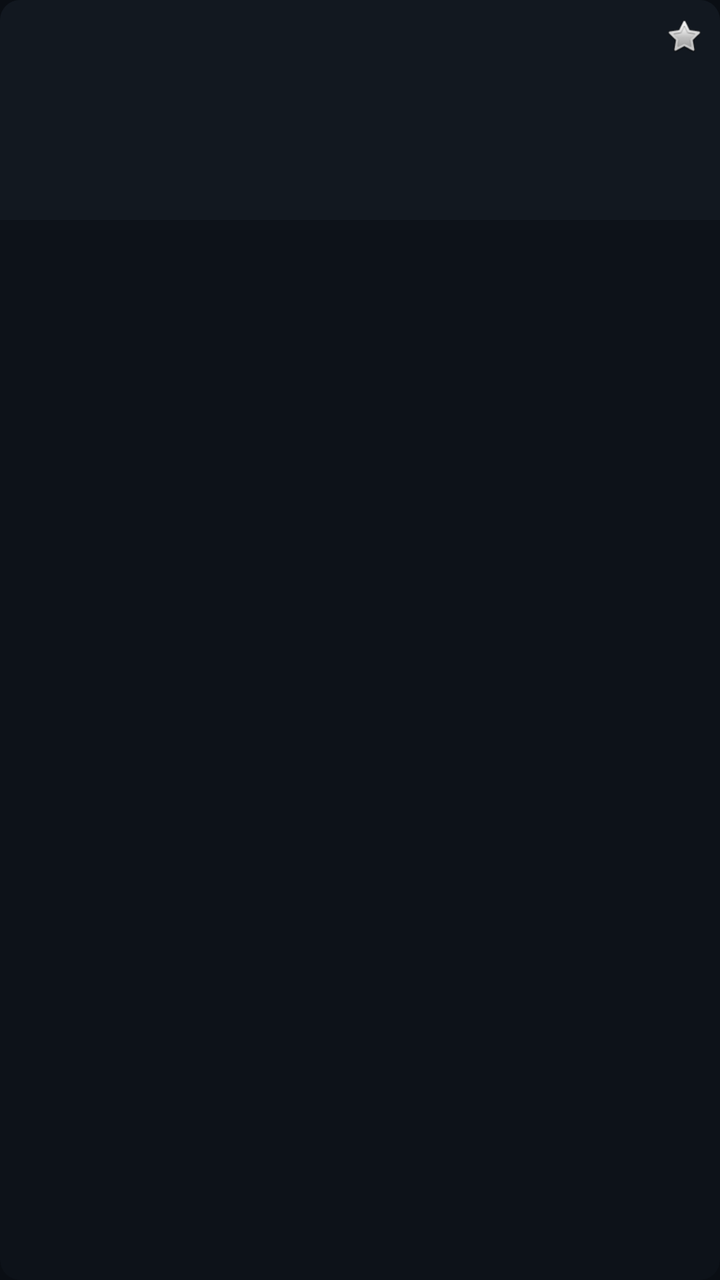
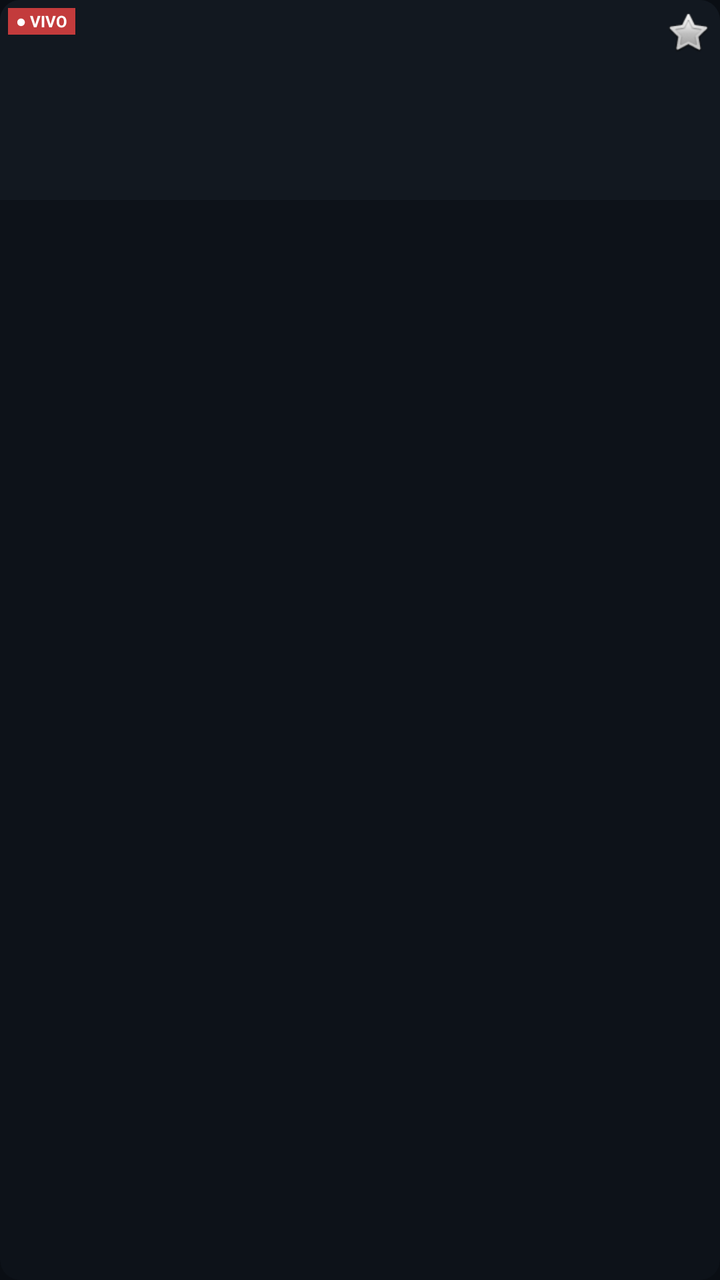

Screens rendered from an Android XML layout before and after an edit, with the pre-edit source and the edit as a unified diff.
<!-- AndroidManifest.xml: application theme Theme.JOX3TV -->
<!-- res/layout/item_channel.xml -->
<?xml version="1.0" encoding="utf-8"?>
<androidx.cardview.widget.CardView
    xmlns:android="http://schemas.android.com/apk/res/android"
    xmlns:app="http://schemas.android.com/apk/res-auto"
    android:layout_width="match_parent"
    android:layout_height="wrap_content"
    android:layout_margin="4dp"
    app:cardBackgroundColor="@color/bg2"
    app:cardCornerRadius="10dp"
    app:cardElevation="0dp">

    <LinearLayout
        android:layout_width="match_parent"
        android:layout_height="wrap_content"
        android:orientation="vertical">

        
        <FrameLayout
            android:layout_width="match_parent"
            android:layout_height="110dp">

            <ImageView
                android:id="@+id/iv_logo"
                android:layout_width="match_parent"
                android:layout_height="match_parent"
                android:scaleType="centerCrop"
                android:background="@color/bg3"/>

            
            <TextView
                android:id="@+id/tv_logo_ph"
                android:layout_width="match_parent"
                android:layout_height="match_parent"
                android:gravity="center"
                android:text="ðŸ“º"
                android:textSize="32sp"
                android:visibility="gone"/>

            
            <TextView
                android:id="@+id/tv_quality"
                android:layout_width="wrap_content"
                android:layout_height="wrap_content"
                android:layout_gravity="top|start"
                android:layout_margin="4dp"
                android:paddingStart="4dp"
                android:paddingEnd="4dp"
                android:paddingTop="1dp"
                android:paddingBottom="1dp"
                android:textSize="9sp"
                android:textStyle="bold"
                android:textColor="@color/bg"
                android:background="@color/accent"
                android:visibility="gone"/>

            
            <ImageView
                android:id="@+id/iv_fav"
                android:layout_width="28dp"
                android:layout_height="28dp"
                android:layout_gravity="top|end"
                android:layout_margin="4dp"
                android:padding="4dp"
                android:src="@android:drawable/btn_star_big_off"
                android:background="?attr/selectableItemBackgroundBorderless"/>

        </FrameLayout>

        
        <LinearLayout
            android:layout_width="match_parent"
            android:layout_height="wrap_content"
            android:orientation="vertical"
            android:padding="6dp">

            <TextView
                android:id="@+id/tv_name"
                android:layout_width="match_parent"
                android:layout_height="wrap_content"
                android:textSize="11sp"
                android:textColor="@color/text"
                android:textStyle="bold"
                android:maxLines="1"
                android:ellipsize="end"/>

            <TextView
                android:id="@+id/tv_epg"
                android:layout_width="match_parent"
                android:layout_height="wrap_content"
                android:textSize="9sp"
                android:textColor="@color/muted2"
                android:maxLines="1"
                android:ellipsize="end"
                android:layout_marginTop="2dp"
                android:visibility="gone"/>

        </LinearLayout>

    </LinearLayout>

</androidx.cardview.widget.CardView>
<!-- resources referenced by this layout -->
<resources>
  <color name="accent">#00D4FF</color>
  <color name="bg">#0a0e14</color>
  <color name="bg2">#0d1219</color>
  <color name="bg3">#121820</color>
  <color name="muted2">#7AB8CC</color>
  <color name="text">#E0F4FF</color>
  <style name="Theme.JOX3TV" parent="Theme.MaterialComponents.NoActionBar">
          <item name="colorPrimary">@color/accent</item>
          <item name="colorPrimaryDark">@color/bg</item>
          <item name="colorAccent">@color/accent2</item>
          <item name="android:windowBackground">@color/bg</item>
          <item name="android:statusBarColor">@color/bg</item>
          <item name="android:navigationBarColor">@color/bg</item>
          <item name="android:textColor">@color/text</item>
          <item name="android:fontFamily">sans-serif</item>
      </style>
  <color name="accent2">#00FF88</color>
</resources>

<!-- the commit's change to res/layout/item_channel.xml (unified diff, before → after) -->
@@ -17,50 +17,49 @@
         
         <FrameLayout
             android:layout_width="match_parent"
-            android:layout_height="110dp">
+            android:layout_height="wrap_content">
 
             <ImageView
                 android:id="@+id/iv_logo"
                 android:layout_width="match_parent"
-                android:layout_height="match_parent"
-                android:scaleType="centerCrop"
+                android:layout_height="100dp"
+                android:scaleType="centerInside"
+                android:padding="8dp"
                 android:background="@color/bg3"/>
 
-            
             <TextView
                 android:id="@+id/tv_logo_ph"
                 android:layout_width="match_parent"
-                android:layout_height="match_parent"
+                android:layout_height="100dp"
                 android:gravity="center"
-                android:text="ðŸ“º"
-                android:textSize="32sp"
+                android:text="TV"
+                android:textSize="24sp"
+                android:textColor="@color/muted"
                 android:visibility="gone"/>
 
             
             <TextView
-                android:id="@+id/tv_quality"
                 android:layout_width="wrap_content"
                 android:layout_height="wrap_content"
                 android:layout_gravity="top|start"
                 android:layout_margin="4dp"
+                android:text="● VIVO"
+                android:textSize="8sp"
+                android:textStyle="bold"
+                android:textColor="#FFFFFF"
                 android:paddingStart="4dp"
                 android:paddingEnd="4dp"
                 android:paddingTop="1dp"
                 android:paddingBottom="1dp"
-                android:textSize="9sp"
-                android:textStyle="bold"
-                android:textColor="@color/bg"
-                android:background="@color/accent"
-                android:visibility="gone"/>
+                android:background="#CCEF4444"/>
 
             
             <ImageView
                 android:id="@+id/iv_fav"
-                android:layout_width="28dp"
-                android:layout_height="28dp"
+                android:layout_width="24dp"
+                android:layout_height="24dp"
                 android:layout_gravity="top|end"
                 android:layout_margin="4dp"
-                android:padding="4dp"
                 android:src="@android:drawable/btn_star_big_off"
                 android:background="?attr/selectableItemBackgroundBorderless"/>
 
@@ -73,6 +72,7 @@
             android:orientation="vertical"
             android:padding="6dp">
 
+            
             <TextView
                 android:id="@+id/tv_name"
                 android:layout_width="match_parent"
@@ -83,12 +83,46 @@
                 android:maxLines="1"
                 android:ellipsize="end"/>
 
+            
             <TextView
-                android:id="@+id/tv_epg"
+                android:id="@+id/tv_epg_title"
+                android:layout_width="match_parent"
+                android:layout_height="wrap_content"
+                android:textSize="10sp"
+                android:textColor="@color/accent"
+                android:maxLines="1"
+                android:ellipsize="end"
+                android:layout_marginTop="2dp"
+                android:visibility="gone"/>
+
+            
+            <FrameLayout
+                android:layout_width="match_parent"
+                android:layout_height="3dp"
+                android:layout_marginTop="3dp"
+                android:visibility="gone"
+                android:id="@+id/layout_epg_progress">
+
+                <View
+                    android:layout_width="match_parent"
+                    android:layout_height="match_parent"
+                    android:background="#22FFFFFF"/>
+
+                <View
+                    android:id="@+id/epg_progress_bar"
+                    android:layout_width="0dp"
+                    android:layout_height="match_parent"
+                    android:background="@color/accent"/>
+
+            </FrameLayout>
+
+            
+            <TextView
+                android:id="@+id/tv_epg_next"
                 android:layout_width="match_parent"
                 android:layout_height="wrap_content"
                 android:textSize="9sp"
-                android:textColor="@color/muted2"
+                android:textColor="@color/muted"
                 android:maxLines="1"
                 android:ellipsize="end"
                 android:layout_marginTop="2dp"
<!-- resource entries referenced after the edit -->
@@ -1,10 +1,9 @@
 <!-- resources referenced by this layout -->
 <resources>
   <color name="accent">#00D4FF</color>
-  <color name="bg">#0a0e14</color>
   <color name="bg2">#0d1219</color>
   <color name="bg3">#121820</color>
-  <color name="muted2">#7AB8CC</color>
+  <color name="muted">#4A7A8A</color>
   <color name="text">#E0F4FF</color>
   <style name="Theme.JOX3TV" parent="Theme.MaterialComponents.NoActionBar">
           <item name="colorPrimary">@color/accent</item>
@@ -16,6 +15,7 @@
           <item name="android:textColor">@color/text</item>
           <item name="android:fontFamily">sans-serif</item>
       </style>
+  <color name="bg">#0a0e14</color>
   <color name="accent2">#00FF88</color>
 </resources>
 
